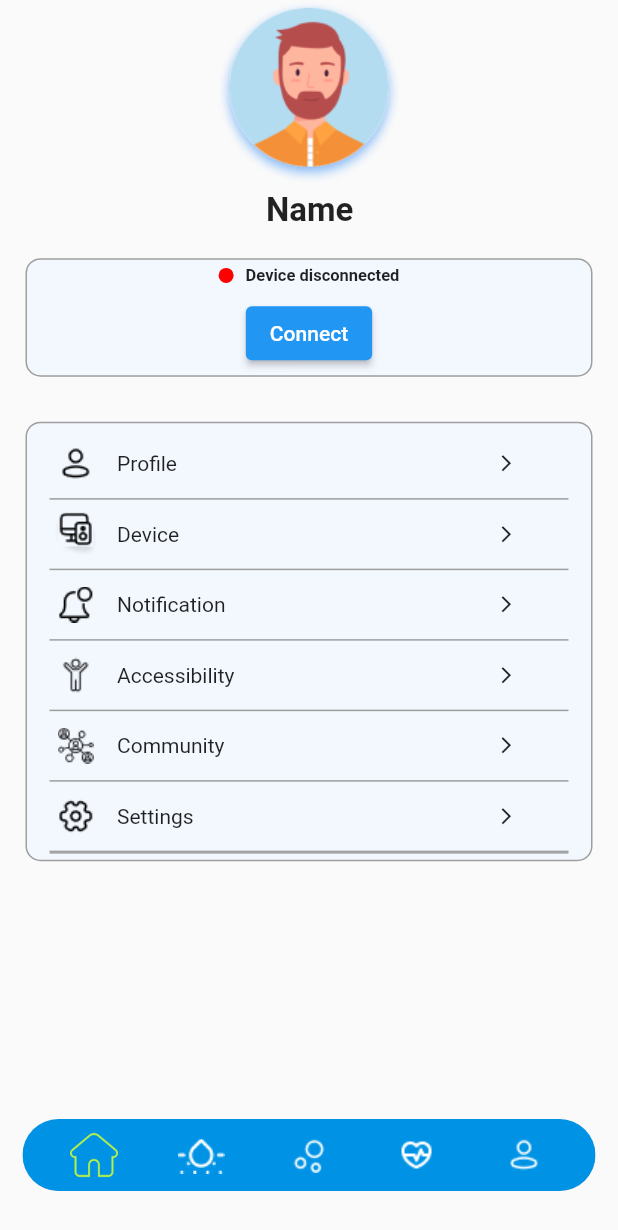
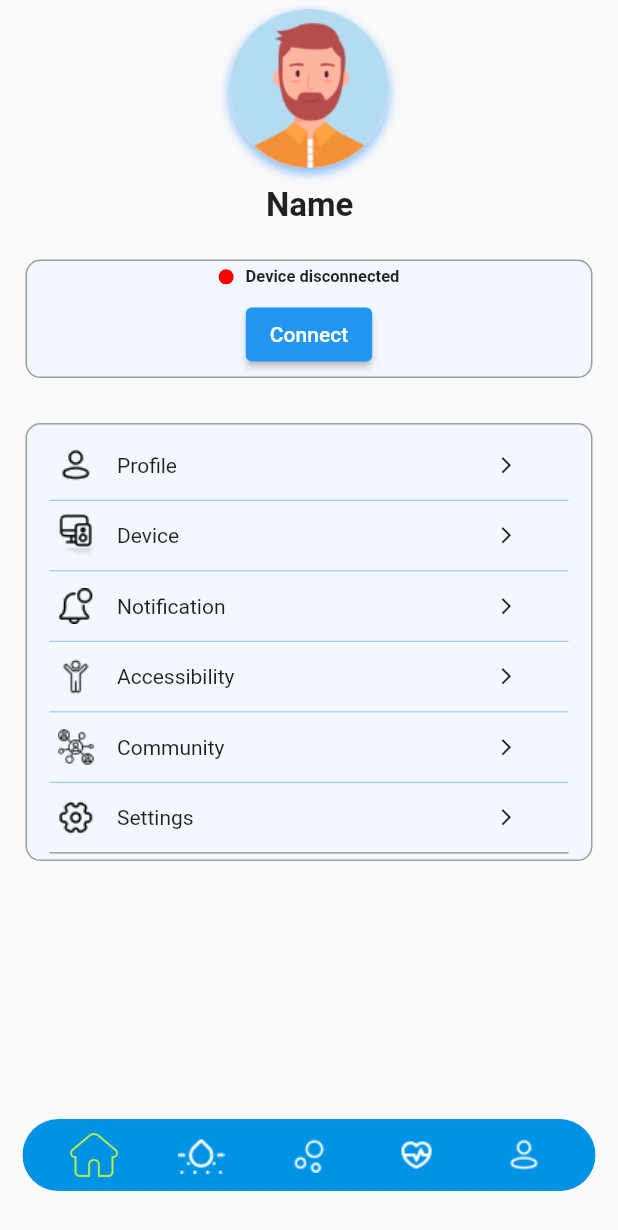
Before and after one commit to Krishnaraj017/Rossette-Account, a Flutter app: the screen it shows after launch, after a tap on "Disconnect", on a phone screen of 412 x 824 dp. Shown: the top 1230 px of the screen. Run offline on Flutter 3.47's test engine with Material 2 defaults, Android fonts, the phone set to English and light mode, and no system bars.

Commit message:
additional widget

```diff
--- /dev/null
+++ b/lib/screens/CustomBottomNavigationBar.dart
@@ -0,0 +1 @@
+// TODO Implement this library.
--- /dev/null
+++ b/lib/screens/accountlist.dart
@@ -0,0 +1,100 @@
+import 'package:flutter/material.dart';
+
+class AccountList extends StatefulWidget {
+  const AccountList({Key? key}) : super(key: key);
+
+  @override
+  _AccountListState createState() => _AccountListState();
+}
+
+class _AccountListState extends State<AccountList> {
+  final List<Map<String, dynamic>> _accountItems = [
+    {'imagePath': 'assets/Profile.png', 'label': 'Profile', 'index': 0},
+    {'imagePath': 'assets/devices.png', 'label': 'Device', 'index': 1},
+    {
+      'imagePath': 'assets/notification 1.png',
+      'label': 'Notification',
+      'index': 2
+    },
+    {
+      'imagePath': 'assets/person-standing 1.png',
+      'label': 'Accessibility',
+      'index': 3
+    },
+    {'imagePath': 'assets/communities 1.png', 'label': 'Community', 'index': 4},
+    {'imagePath': 'assets/setting2.png', 'label': 'Settings', 'index': 5},
+  ];
+
+  @override
+  Widget build(BuildContext context) {
+    return Container(
+      decoration: const BoxDecoration(
+        color: Color(0xFFF3F8FF),
+        border: Border(
+          bottom: BorderSide(color: Colors.grey),
+        ),
+      ),
+   child: ListView.separated(
+        shrinkWrap: true,
+        itemBuilder: (context, index) {
+          return _buildImageRow(_accountItems[index]['imagePath'],
+              _accountItems[index]['label'], _accountItems[index]['index']);
+        },
+        separatorBuilder: (context, index) => Divider(
+          color: Color(0xFF8DBEFC),
+          height: 1,
+        ),
+        itemCount: _accountItems.length,
+      ),
+
+
+    );
+  }
+
+  Widget _buildImageRow(String imagePath, String label, int index) {
+    return GestureDetector(
+      onTap: () {
+        Navigator.push(
+          context,
+          MaterialPageRoute(builder: (context) => DetailPage(label)),
+        );
+      },
+      child: Padding(
+        padding: const EdgeInsets.symmetric(vertical: 8),
+        child: Row(
+          children: [
+            Image.asset(imagePath, width: 35, height: 30),
+            const SizedBox(width: 10),
+            Text(label),
+            const Spacer(),
+            const Icon(
+              Icons.arrow_forward_ios,
+              size: 13,
+            ),
+            const SizedBox(
+              width: 35,
+            )
+          ],
+        ),
+      ),
+    );
+  }
+}
+
+class DetailPage extends StatelessWidget {
+  final String label;
+
+  const DetailPage(this.label, {Key? key}) : super(key: key);
+
+  @override
+  Widget build(BuildContext context) {
+    return Scaffold(
+      appBar: AppBar(
+        title: Text(label),
+      ),
+      body: Center(
+        child: Text('$label Details'),
+      ),
+    );
+  }
+}
--- a/lib/screens/accountscreen.dart
+++ b/lib/screens/accountscreen.dart
@@ -1,5 +1,10 @@
+// ignore: file_names
+// ignore_for_file: library_private_types_in_public_api
+
 import 'package:flutter/material.dart';
 
+import 'accountlist.dart';
+import 'bottomnavigationbar.dart';
 import 'device.dart';
 
 class AccountScreen extends StatefulWidget {
@@ -18,7 +23,6 @@ class _AccountScreenState extends State<AccountScreen> {
     });
   }
 
-
   @override
   Widget build(BuildContext context) {
     return Scaffold(
@@ -26,7 +30,8 @@ class _AccountScreenState extends State<AccountScreen> {
         child: Column(
           crossAxisAlignment: CrossAxisAlignment.start,
           children: [
-            const SizedBox(height: 0.1),
+            SizedBox(height: MediaQuery.of(context).size.height * 0.001),
+
             Center(
               child: Container(
                 width: 123,
@@ -42,7 +47,7 @@ class _AccountScreenState extends State<AccountScreen> {
                 ),
               ),
             ),
-            const SizedBox(height: 4),
+            const SizedBox(height: 0.001),
             const Padding(
               padding: EdgeInsets.only(left: 1.0),
               child: Center(
@@ -55,7 +60,8 @@ class _AccountScreenState extends State<AccountScreen> {
                 ),
               ),
             ),
-            const SizedBox(height: 4),
+            SizedBox(height: MediaQuery.of(context).size.height * 0.01),
+
             DeviceStatusContainer(
               onSelectionChanged: _handleSelectionChanged,
               selectedIndex: _selectedIndex,
@@ -70,122 +76,21 @@ class _AccountScreenState extends State<AccountScreen> {
               ),
               child: Column(
                 children: [
-                  Container(
-                    decoration: const BoxDecoration(
-                      color: Color(0xFFF3F8FF),
-                      border: Border(
-                        bottom: BorderSide(color: Colors.grey),
-                      ),
-                    ),
-                    child: ListView(
-                      shrinkWrap: true,
-                      children: [
-                        _buildImageRow('assets/Profile.png', "Profile", 0),
-                        _buildImageRow('assets/devices.png', "Device", 1),
-                        _buildImageRow(
-                            'assets/notification 1.png', "Notification", 2),
-                        _buildImageRow(
-                            'assets/person-standing 1.png', "Accessibility", 3),
-                        _buildImageRow(
-                            'assets/communities 1.png', "Community", 4),
-                       _buildImageRow('assets/setting2.png', "Settings", 5),
-                      ]
-                          .map((widget) => Container(
-                                decoration: const BoxDecoration(
-                                  border: Border(
-                                    bottom: BorderSide(color: Colors.grey),
-                                  ),
-                                ),
-                                child: widget,
-                              ))
-                          .toList(),
-                    ),
-                  ),
+                  const AccountList(),
                 ],
               ),
             ),
+
           ],
         ),
       ),
-      bottomNavigationBar: Container(
-        padding: const EdgeInsets.only(bottom: 30, left: 15, right: 15),
-        child: ClipRRect(
-          borderRadius: BorderRadius.circular(25),
-          child: BottomAppBar(
-            color: const Color(0xFF0093E5),
-            shape: const CircularNotchedRectangle(),
-            child: Row(
-              mainAxisAlignment: MainAxisAlignment.spaceEvenly,
-              children: <Widget>[
-                IconButton(
-                  icon: Image.asset(
-                    'assets/home-button.png',
-                    color: _selectedIndex == 0
-                        ? const Color(0xFFBBF246)
-                        : Colors.white,
-                  ),
-                  onPressed: () {
+      bottomNavigationBar: CustomBottomNavigationBar(
+        selectedIndex: _selectedIndex,
+        onIndexChanged: (index) {
           setState(() {
-                      _selectedIndex = 0;
+            _selectedIndex = index;
           });
         },
-                ),
-                IconButton(
-                  icon: Image.asset(
-                    'assets/Variant2.png',
-                    color: _selectedIndex == 1
-                        ? const Color(0xFFBBF246)
-                        : Colors.white,
-                  ),
-                  onPressed: () {
-                    setState(() {
-                      _selectedIndex = 1;
-                    });
-                  },
-                ),
-                IconButton(
-                  icon: Image.asset(
-                    'assets/bubble.png',
-                    color: _selectedIndex == 2
-                        ? const Color(0xFFBBF246)
-                        : Colors.white,
-                  ),
-                  onPressed: () {
-                    setState(() {
-                      _selectedIndex = 2;
-                    });
-                  },
-                ),
-                IconButton(
-                  icon: Image.asset(
-                    'assets/Profilenav.png',
-                    color: _selectedIndex == 3
-                        ? const Color(0xFFBBF246)
-                        : Colors.white,
-                  ),
-                  onPressed: () {
-                    setState(() {
-                      _selectedIndex = 3;
-                    });
-                  },
-                ),
-                IconButton(
-                  icon: Image.asset(
-                    'assets/Profilebar.png',
-                    color: _selectedIndex == 4
-                        ? const Color(0xFFBBF246)
-                        : Colors.white,
-                  ),
-                  onPressed: () {
-                    setState(() {
-                      _selectedIndex = 4;
-                    });
-                  },
-                ),
-              ],
-            ),
-          ),
-        ),
       ),
     );
   }
--- /dev/null
+++ b/lib/screens/bottomnavigationbar.dart
@@ -0,0 +1,85 @@
+
+import 'package:flutter/material.dart';
+class CustomBottomNavigationBar extends StatelessWidget {
+  final int selectedIndex;
+  final void Function(int index) onIndexChanged;
+
+  const CustomBottomNavigationBar({super.key,
+    required this.selectedIndex,
+    required this.onIndexChanged,
+  });
+
+  @override
+  Widget build(BuildContext context) {
+    return Container(
+      padding: const EdgeInsets.only(bottom: 30, left: 15, right: 15),
+      child: ClipRRect(
+        borderRadius: BorderRadius.circular(25),
+        child: BottomAppBar(
+          color: const Color(0xFF0093E5),
+          shape: const CircularNotchedRectangle(),
+          child: Row(
+            mainAxisAlignment: MainAxisAlignment.spaceEvenly,
+            children: <Widget>[
+              IconButton(
+                icon: Image.asset(
+                  'assets/home-button.png',
+                  color: selectedIndex == 0
+                      ? const Color(0xFFBBF246)
+                      : Colors.white,
+                ),
+                onPressed: () {
+                  onIndexChanged(0);
+                },
+              ),
+              IconButton(
+                icon: Image.asset(
+                  'assets/Variant2.png',
+                  color: selectedIndex == 1
+                      ? const Color(0xFFBBF246)
+                      : Colors.white,
+                ),
+                onPressed: () {
+                  onIndexChanged(1);
+                },
+              ),
+              IconButton(
+                icon: Image.asset(
+                  'assets/bubble.png',
+                  color: selectedIndex == 2
+                      ? const Color(0xFFBBF246)
+                      : Colors.white,
+                ),
+                onPressed: () {
+                  onIndexChanged(2);
+                },
+              ),
+              IconButton(
+                icon: Image.asset(
+                  'assets/Profilenav.png',
+                  color: selectedIndex == 3
+                      ? const Color(0xFFBBF246)
+                      : Colors.white,
+                ),
+                onPressed: () {
+                  onIndexChanged(3);
+                },
+              ),
+              IconButton(
+                icon: Image.asset(
+                  'assets/Profilebar.png',
+                  color: selectedIndex == 4
+                      ? const Color(0xFFBBF246)
+                      : Colors.white,
+                ),
+                onPressed: () {
+                  onIndexChanged(4);
+                },
+              ),
+            ],
+          ),
+        ),
+      ),
+    );
+  }
+}
--- a/lib/screens/device.dart
+++ b/lib/screens/device.dart
@@ -1,3 +1,5 @@
+// ignore_for_file: library_private_types_in_public_api
+
 import 'package:flutter/material.dart';
 
 class DeviceStatusContainer extends StatefulWidget {
```
Lines whose indentation alone changed are shown as unchanged.
